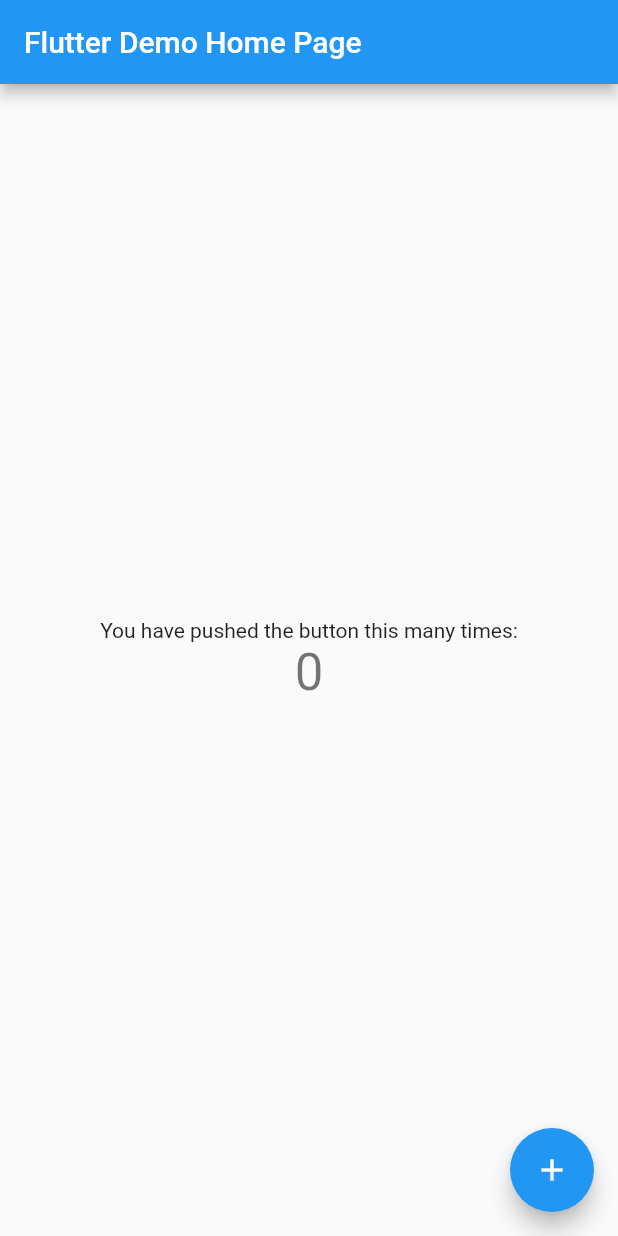
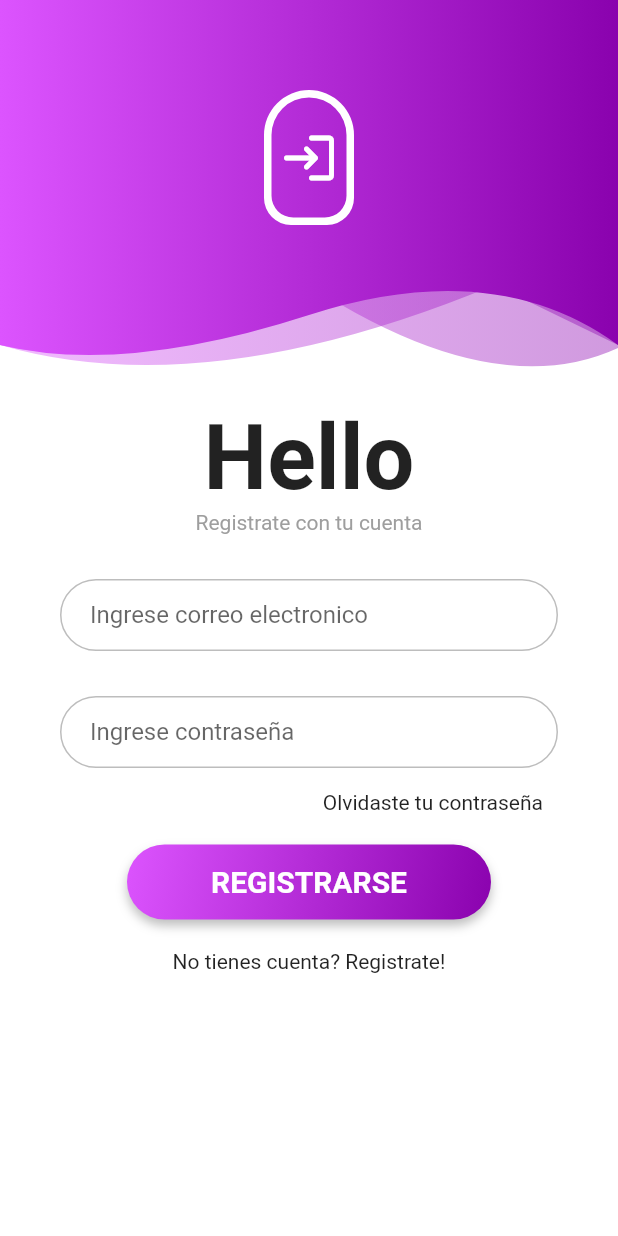
Before and after one commit to Charldrex/ProyectoBlindar, a Flutter app: the screen it shows after launch, on a phone screen of 412 x 824 dp. Run offline on Flutter 3.47's test engine with Material 2 defaults, Android fonts, the phone set to English and light mode, and no system bars; our stand-ins replace hexcolor; missing offline and left inert: dart:html.

Commit message:
Creacion de login

```diff
--- /dev/null
+++ b/lib/common/theme_helper.dart
@@ -0,0 +1,71 @@
+import 'package:flutter/material.dart';
+import 'package:hexcolor/hexcolor.dart';
+
+class ThemeHelper {
+  InputDecoration textInputDecoration(
+      [String lableText = "", String hintText = ""]) {
+    return InputDecoration(
+      labelText: lableText,
+      hintText: hintText,
+      fillColor: Colors.white,
+      filled: true,
+      contentPadding: EdgeInsets.fromLTRB(20, 10, 20, 10),
+      focusedBorder: OutlineInputBorder(
+          borderRadius: BorderRadius.circular(100.0),
+          borderSide: BorderSide(color: Colors.grey)),
+      enabledBorder: OutlineInputBorder(
+          borderRadius: BorderRadius.circular(100.0),
+          borderSide: BorderSide(color: Colors.grey.shade400)),
+      errorBorder: OutlineInputBorder(
+          borderRadius: BorderRadius.circular(100.0),
+          borderSide: BorderSide(color: Colors.red, width: 2.0)),
+      focusedErrorBorder: OutlineInputBorder(
+          borderRadius: BorderRadius.circular(100.0),
+          borderSide: BorderSide(color: Colors.red, width: 2.0)),
+    );
+  }
+
+  BoxDecoration buttonBoxDecoration(BuildContext context,
+      [String color1 = "", String color2 = ""]) {
+    Color c1 = Theme.of(context).primaryColor;
+    Color c2 = Theme.of(context).accentColor;
+    if (color1.isEmpty == false) {
+      c1 = HexColor(color1);
+    }
+    if (color2.isEmpty == false) {
+      c2 = HexColor(color2);
+    }
+
+    return BoxDecoration(
+      boxShadow: [
+        BoxShadow(color: Colors.black26, offset: Offset(0, 4), blurRadius: 5.0)
+      ],
+      gradient: LinearGradient(
+        begin: Alignment.topLeft,
+        end: Alignment.bottomRight,
+        stops: [0.0, 1.0],
+        colors: [
+          c1,
+          c2,
+        ],
+      ),
+      color: Colors.deepPurple.shade300,
+      borderRadius: BorderRadius.circular(30),
+    );
+  }
+
+  ButtonStyle buttonStyle() {
+    return ButtonStyle(
+      shape: MaterialStateProperty.all<RoundedRectangleBorder>(
+        RoundedRectangleBorder(
+          borderRadius: BorderRadius.circular(30.0),
+        ),
+      ),
+      minimumSize: MaterialStateProperty.all(Size(50, 50)),
+      backgroundColor: MaterialStateProperty.all(Colors.transparent),
+      shadowColor: MaterialStateProperty.all(Colors.transparent),
+    );
+  }
+}
+
+class LoginFormStyle {}
--- a/lib/main.dart
+++ b/lib/main.dart
@@ -1,115 +1,29 @@
 import 'package:flutter/material.dart';
+import 'package:hexcolor/hexcolor.dart';
+
+import 'pages/splash_screen.dart';
 
 void main() {
-  runApp(const MyApp());
+  runApp(Login());
 }
 
-class MyApp extends StatelessWidget {
-  const MyApp({Key? key}) : super(key: key);
+class Login extends StatelessWidget {
+  // ignore: prefer_final_fields
+  Color _primaryColor = HexColor('#DC54FE');
+  Color _accentColor = HexColor('#8A02AE');
 
   // This widget is the root of your application.
   @override
   Widget build(BuildContext context) {
     return MaterialApp(
-      title: 'Flutter Demo',
+      title: 'Login',
       theme: ThemeData(
-        // This is the theme of your application.
-        //
-        // Try running your application with "flutter run". You'll see the
-        // application has a blue toolbar. Then, without quitting the app, try
-        // changing the primarySwatch below to Colors.green and then invoke
-        // "hot reload" (press "r" in the console where you ran "flutter run",
-        // or simply save your changes to "hot reload" in a Flutter IDE).
-        // Notice that the counter didn't reset back to zero; the application
-        // is not restarted.
-        primarySwatch: Colors.blue,
+        primaryColor: _primaryColor,
+        accentColor: _accentColor,
+        scaffoldBackgroundColor: Colors.grey.shade100,
+        primarySwatch: Colors.grey,
       ),
-      home: const MyHomePage(title: 'Flutter Demo Home Page'),
+      home: SplashScreen(title: 'Flutter Login'),
     );
   }
 }
-
-class MyHomePage extends StatefulWidget {
-  const MyHomePage({Key? key, required this.title}) : super(key: key);
-
-  // This widget is the home page of your application. It is stateful, meaning
-  // that it has a State object (defined below) that contains fields that affect
-  // how it looks.
-
-  // This class is the configuration for the state. It holds the values (in this
-  // case the title) provided by the parent (in this case the App widget) and
-  // used by the build method of the State. Fields in a Widget subclass are
-  // always marked "final".
-
-  final String title;
-
-  @override
-  State<MyHomePage> createState() => _MyHomePageState();
-}
-
-class _MyHomePageState extends State<MyHomePage> {
-  int _counter = 0;
-
-  void _incrementCounter() {
-    setState(() {
-      // This call to setState tells the Flutter framework that something has
-      // changed in this State, which causes it to rerun the build method below
-      // so that the display can reflect the updated values. If we changed
-      // _counter without calling setState(), then the build method would not be
-      // called again, and so nothing would appear to happen.
-      _counter++;
-    });
-  }
-
-  @override
-  Widget build(BuildContext context) {
-    // This method is rerun every time setState is called, for instance as done
-    // by the _incrementCounter method above.
-    //
-    // The Flutter framework has been optimized to make rerunning build methods
-    // fast, so that you can just rebuild anything that needs updating rather
-    // than having to individually change instances of widgets.
-    return Scaffold(
-      appBar: AppBar(
-        // Here we take the value from the MyHomePage object that was created by
-        // the App.build method, and use it to set our appbar title.
-        title: Text(widget.title),
-      ),
-      body: Center(
-        // Center is a layout widget. It takes a single child and positions it
-        // in the middle of the parent.
-        child: Column(
-          // Column is also a layout widget. It takes a list of children and
-          // arranges them vertically. By default, it sizes itself to fit its
-          // children horizontally, and tries to be as tall as its parent.
-          //
-          // Invoke "debug painting" (press "p" in the console, choose the
-          // "Toggle Debug Paint" action from the Flutter Inspector in Android
-          // Studio, or the "Toggle Debug Paint" command in Visual Studio Code)
-          // to see the wireframe for each widget.
-          //
-          // Column has various properties to control how it sizes itself and
-          // how it positions its children. Here we use mainAxisAlignment to
-          // center the children vertically; the main axis here is the vertical
-          // axis because Columns are vertical (the cross axis would be
-          // horizontal).
-          mainAxisAlignment: MainAxisAlignment.center,
-          children: <Widget>[
-            const Text(
-              'You have pushed the button this many times:',
-            ),
-            Text(
-              '$_counter',
-              style: Theme.of(context).textTheme.headline4,
-            ),
-          ],
-        ),
-      ),
-      floatingActionButton: FloatingActionButton(
-        onPressed: _incrementCounter,
-        tooltip: 'Increment',
-        child: const Icon(Icons.add),
-      ), // This trailing comma makes auto-formatting nicer for build methods.
-    );
-  }
-}
--- /dev/null
+++ b/lib/pages/login_page.dart
@@ -0,0 +1,98 @@
+import 'package:flutter/material.dart';
+import 'package:proyecto_blindar/common/theme_helper.dart';
+import 'widgets/header_widget.dart';
+
+class LoginPage extends StatefulWidget {
+  LoginPage({Key? key}) : super(key: key);
+
+  @override
+  State<LoginPage> createState() => _LoginPageState();
+}
+
+class _LoginPageState extends State<LoginPage> {
+  double _headerHeight = 250;
+  Key _formKey = GlobalKey<FormState>();
+
+  @override
+  Widget build(BuildContext context) {
+    return Scaffold(
+      backgroundColor: Colors.white,
+      body: SingleChildScrollView(
+        child: Column(
+          children: [
+            Container(
+              height: _headerHeight,
+              child: HeaderWidget(_headerHeight, true, Icons.login_rounded),
+            ),
+            SafeArea(
+              child: Container(
+                padding: EdgeInsets.fromLTRB(20, 10, 20, 10),
+                margin: EdgeInsets.fromLTRB(20, 10, 20, 10),
+                child: Column(
+                  children: [
+                    Text(
+                      'Hello',
+                      style:
+                          TextStyle(fontSize: 60, fontWeight: FontWeight.bold),
+                    ),
+                    Text(
+                      'Registrate con tu cuenta',
+                      style: TextStyle(color: Colors.grey),
+                    ),
+                    SizedBox(height: 30.0),
+                    Form(
+                      key: _formKey,
+                      child: Column(
+                        children: [
+                          TextField(
+                            decoration: ThemeHelper().textInputDecoration(
+                                'Ingrese correo electronico',
+                                'Correo electronico'),
+                          ),
+                          SizedBox(height: 30.0),
+                          TextField(
+                            obscureText: true,
+                            decoration: ThemeHelper().textInputDecoration(
+                                'Ingrese contraseña', 'Contraseña'),
+                          ),
+                          SizedBox(height: 15.0),
+                          Container(
+                            margin: EdgeInsets.fromLTRB(10, 0, 10, 20),
+                            alignment: Alignment.topRight,
+                            child: Text('Olvidaste tu contraseña'),
+                          ),
+                          Container(
+                            decoration:
+                                ThemeHelper().buttonBoxDecoration(context),
+                            child: ElevatedButton(
+                              style: ThemeHelper().buttonStyle(),
+                              child: Padding(
+                                padding: EdgeInsets.fromLTRB(40, 10, 40, 10),
+                                child: Text(
+                                  'Registrarse'.toUpperCase(),
+                                  style: TextStyle(
+                                      fontSize: 20,
+                                      fontWeight: FontWeight.bold,
+                                      color: Colors.white),
+                                ),
+                              ),
+                              onPressed: () {},
+                            ),
+                          ),
+                          Container(
+                            margin: EdgeInsets.fromLTRB(10, 20, 10, 20),
+                            child: Text('No tienes cuenta? Registrate!'),
+                          ),
+                        ],
+                      ),
+                    ),
+                  ],
+                ),
+              ),
+            ),
+          ],
+        ),
+      ),
+    );
+  }
+}
--- /dev/null
+++ b/lib/pages/splash_screen.dart
@@ -0,0 +1,83 @@
+import 'dart:async';
+import 'dart:html';
+
+import 'package:flutter/material.dart';
+
+import 'login_page.dart';
+
+class SplashScreen extends StatefulWidget {
+  SplashScreen({Key? key, required String title}) : super(key: key);
+
+  @override
+  State<SplashScreen> createState() => _SplashScreenState();
+}
+
+class _SplashScreenState extends State<SplashScreen> {
+  bool _isVisible = false;
+
+  _SplashScreenState() {
+    // ignore: unnecessary_new
+    new Timer(const Duration(milliseconds: 2000), () {
+      setState(() {
+        Navigator.of(context).pushAndRemoveUntil(
+            MaterialPageRoute(builder: (context) => LoginPage()),
+            (route) => false);
+      });
+    });
+
+    new Timer(Duration(milliseconds: 10), () {
+      setState(() {
+        _isVisible = true;
+      });
+    });
+  }
+
+  @override
+  Widget build(BuildContext context) {
+    return Container(
+      // ignore: unnecessary_new
+      decoration: new BoxDecoration(
+        // ignore: unnecessary_new
+        gradient: new LinearGradient(
+          colors: [
+            Theme.of(context).accentColor,
+            Theme.of(context).primaryColor
+          ],
+          begin: const FractionalOffset(0, 0),
+          end: const FractionalOffset(1.0, 0.0),
+          stops: [0.0, 1.0],
+          tileMode: TileMode.clamp,
+        ),
+      ),
+      child: AnimatedOpacity(
+        opacity: _isVisible ? 1.0 : 0,
+        duration: Duration(milliseconds: 1200),
+        child: Center(
+          child: Container(
+            height: 140.0,
+            width: 140.0,
+            child: Center(
+              child: ClipOval(
+                child: Icon(
+                  Icons.android_outlined,
+                  size: 128,
+                ), //Agregar logo
+              ),
+            ),
+            decoration: BoxDecoration(
+                shape: BoxShape.circle,
+                color: Colors.white,
+                boxShadow: [
+                  BoxShadow(
+                    color: Colors.black.withOpacity(0.3),
+                    blurRadius: 2.0,
+                    offset: Offset(5.0, 3.0),
+                    spreadRadius: 2.0,
+                  )
+                ]),
+          ),
+        ),
+      ),
+    );
+  }
+}
--- /dev/null
+++ b/lib/pages/widgets/header_widget.dart
@@ -0,0 +1,157 @@
+import 'package:flutter/material.dart';
+
+class HeaderWidget extends StatefulWidget {
+  final double _height;
+  final bool _showIcon;
+  final IconData _icon;
+
+  const HeaderWidget(this._height, this._showIcon, this._icon, {Key? key})
+      : super(key: key);
+
+  @override
+  _HeaderWidgetState createState() =>
+      _HeaderWidgetState(_height, _showIcon, _icon);
+}
+
+class _HeaderWidgetState extends State<HeaderWidget> {
+  double _height;
+  bool _showIcon;
+  IconData _icon;
+
+  _HeaderWidgetState(this._height, this._showIcon, this._icon);
+
+  @override
+  Widget build(BuildContext context) {
+    double width = MediaQuery.of(context).size.width;
+
+    return Container(
+      child: Stack(
+        children: [
+          ClipPath(
+            child: Container(
+              decoration: new BoxDecoration(
+                gradient: new LinearGradient(
+                    colors: [
+                      Theme.of(context).primaryColor.withOpacity(0.4),
+                      Theme.of(context).accentColor.withOpacity(0.4),
+                    ],
+                    begin: const FractionalOffset(0.0, 0.0),
+                    end: const FractionalOffset(1.0, 0.0),
+                    stops: [0.0, 1.0],
+                    tileMode: TileMode.clamp),
+              ),
+            ),
+            clipper: new ShapeClipper([
+              Offset(width / 5, _height),
+              Offset(width / 10 * 5, _height - 60),
+              Offset(width / 5 * 4, _height + 20),
+              Offset(width, _height - 18)
+            ]),
+          ),
+          ClipPath(
+            child: Container(
+              decoration: new BoxDecoration(
+                gradient: new LinearGradient(
+                    colors: [
+                      Theme.of(context).primaryColor.withOpacity(0.4),
+                      Theme.of(context).accentColor.withOpacity(0.4),
+                    ],
+                    begin: const FractionalOffset(0.0, 0.0),
+                    end: const FractionalOffset(1.0, 0.0),
+                    stops: [0.0, 1.0],
+                    tileMode: TileMode.clamp),
+              ),
+            ),
+            clipper: new ShapeClipper([
+              Offset(width / 3, _height + 20),
+              Offset(width / 10 * 8, _height - 60),
+              Offset(width / 5 * 4, _height - 60),
+              Offset(width, _height - 20)
+            ]),
+          ),
+          ClipPath(
+            child: Container(
+              decoration: new BoxDecoration(
+                gradient: new LinearGradient(
+                    colors: [
+                      Theme.of(context).primaryColor,
+                      Theme.of(context).accentColor,
+                    ],
+                    begin: const FractionalOffset(0.0, 0.0),
+                    end: const FractionalOffset(1.0, 0.0),
+                    stops: [0.0, 1.0],
+                    tileMode: TileMode.clamp),
+              ),
+            ),
+            clipper: new ShapeClipper([
+              Offset(width / 5, _height),
+              Offset(width / 2, _height - 40),
+              Offset(width / 5 * 4, _height - 80),
+              Offset(width, _height - 20)
+            ]),
+          ),
+          Visibility(
+            visible: _showIcon,
+            child: Container(
+              height: _height - 40,
+              child: Center(
+                child: Container(
+                  margin: EdgeInsets.all(20),
+                  padding: EdgeInsets.only(
+                    left: 5.0,
+                    top: 20.0,
+                    right: 5.0,
+                    bottom: 20.0,
+                  ),
+                  decoration: BoxDecoration(
+                    // borderRadius: BorderRadius.circular(20),
+                    borderRadius: BorderRadius.only(
+                      topLeft: Radius.circular(100),
+                      topRight: Radius.circular(100),
+                      bottomLeft: Radius.circular(60),
+                      bottomRight: Radius.circular(60),
+                    ),
+                    border: Border.all(width: 5, color: Colors.white),
+                  ),
+                  child: Icon(
+                    _icon,
+                    color: Colors.white,
+                    size: 40.0,
+                  ),
+                ),
+              ),
+            ),
+          ),
+        ],
+      ),
+    );
+  }
+}
+
+class ShapeClipper extends CustomClipper<Path> {
+  List<Offset> _offsets = [];
+  ShapeClipper(this._offsets);
+  @override
+  Path getClip(Size size) {
+    var path = new Path();
+
+    path.lineTo(0.0, size.height - 20);
+
+    // path.quadraticBezierTo(size.width/5, size.height, size.width/2, size.height-40);
+    // path.quadraticBezierTo(size.width/5*4, size.height-80, size.width, size.height-20);
+
+    path.quadraticBezierTo(
+        _offsets[0].dx, _offsets[0].dy, _offsets[1].dx, _offsets[1].dy);
+    path.quadraticBezierTo(
+        _offsets[2].dx, _offsets[2].dy, _offsets[3].dx, _offsets[3].dy);
+
+    // path.lineTo(size.width, size.height-20);
+    path.lineTo(size.width, 0.0);
+    path.close();
+
+    return path;
+  }
+
+  @override
+  bool shouldReclip(CustomClipper<Path> oldClipper) => false;
+}
--- a/pubspec.yaml
+++ b/pubspec.yaml
@@ -34,6 +34,7 @@ dependencies:
   # The following adds the Cupertino Icons font to your application.
   # Use with the CupertinoIcons class for iOS style icons.
   cupertino_icons: ^1.0.2
+  hexcolor: ^2.0.7
 
 dev_dependencies:
   flutter_test:
```
Also changed, not shown: pubspec.lock, 1 other file.
